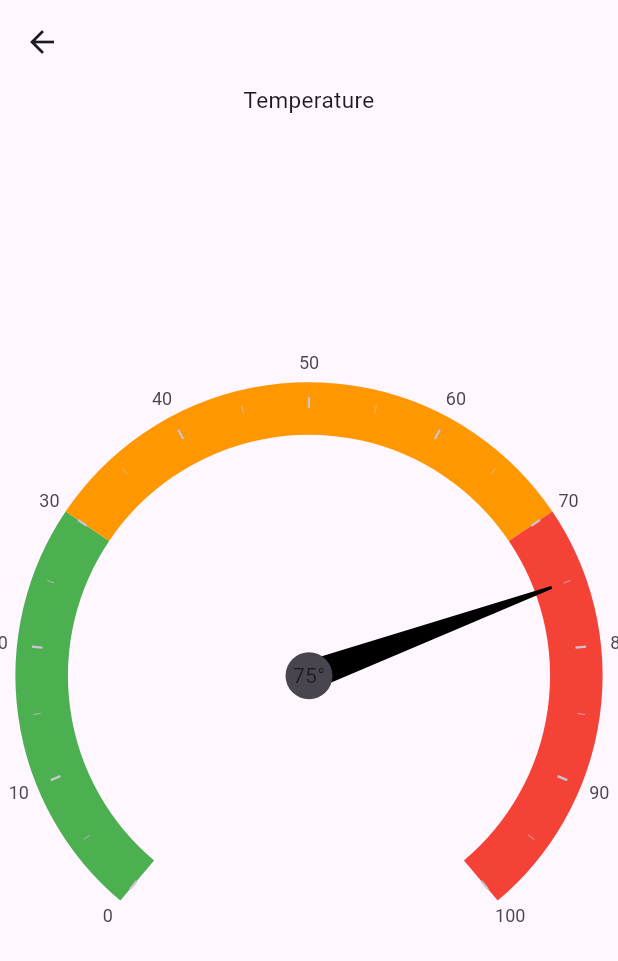
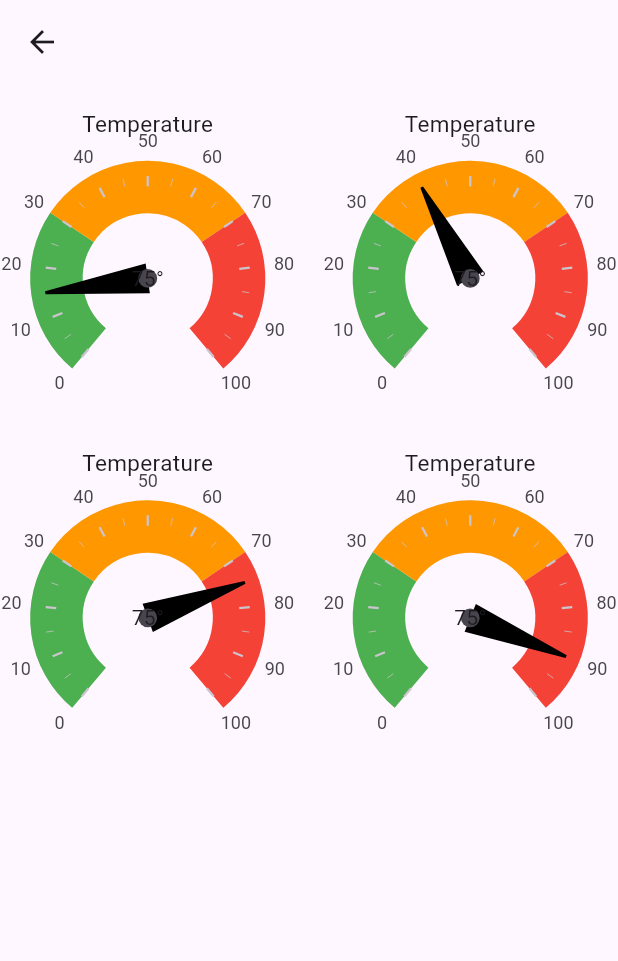
Before and after one commit to Upside-Solutions-Pvt-Ltd/upside_component_lib, a Flutter app: the RadialGaugeScreen screen opened directly, on a phone screen of 412 x 824 dp. Shown: the top 961 px of the screen. Run offline on Flutter 3.47's test engine with Material 3 defaults, Android fonts, the phone set to English and light mode, and no system bars; drawn by our look-alikes of syncfusion_flutter_gauges; our stand-ins replace flutter_svg, plugin_platform_interface, table_calendar, web.

Commit message:
grid view of gauges

```diff
--- a/example/lib/component/radial_gauge_screen.dart
+++ b/example/lib/component/radial_gauge_screen.dart
@@ -6,9 +6,29 @@ class RadialGaugeScreen extends StatelessWidget {
 
   @override
   Widget build(BuildContext context) {
+    List<double> temperatureValues = [15, 40, 75, 90];
     return Scaffold(
       appBar: AppBar(),
-      body: Center(
+      body: GridView.builder(
+        padding: const EdgeInsets.all(16),
+        gridDelegate: const SliverGridDelegateWithFixedCrossAxisCount(
+          crossAxisCount: 2,
+          childAspectRatio: 0.8,
+          mainAxisSpacing: 20,
+          crossAxisSpacing: 50,
+        ),
+        itemBuilder: (context, index) {
+          return RadialGauge(
+            firstPhaseStartValue: 0,
+            secondPhaseStartValue: 30,
+            thirdPhaseStartValue: 70,
+            thirdPhaseEndValue: 100,
+            needleValue: temperatureValues[index],
+          );
+        },
+        itemCount: temperatureValues.length,
+      ),
+      /* Center(
         child: const RadialGauge(
           firstPhaseStartValue: 0,
           secondPhaseStartValue: 30,
@@ -16,6 +36,7 @@ class RadialGaugeScreen extends StatelessWidget {
           thirdPhaseEndValue: 100,
         ),
       ),
+      */
     );
   }
 }
--- a/lib/ui/component/gauges/radial_gauge.dart
+++ b/lib/ui/component/gauges/radial_gauge.dart
@@ -6,6 +6,7 @@ class RadialGauge extends StatefulWidget {
   final double secondPhaseStartValue;
   final double thirdPhaseStartValue;
   final double thirdPhaseEndValue;
+  final double needleValue;
 
   const RadialGauge({
     super.key,
@@ -13,6 +14,7 @@ class RadialGauge extends StatefulWidget {
     required this.secondPhaseStartValue,
     required this.thirdPhaseStartValue,
     required this.thirdPhaseEndValue,
+    required this.needleValue,
   });
 
   @override
@@ -57,7 +59,7 @@ class _RadialGaugeState extends State<RadialGauge> {
           ],
           pointers: [
             NeedlePointer(
-              value: 75,
+              value: widget.needleValue,
               needleLength: 0.88,
               needleColor: Colors.black,
               enableAnimation: true,
```
